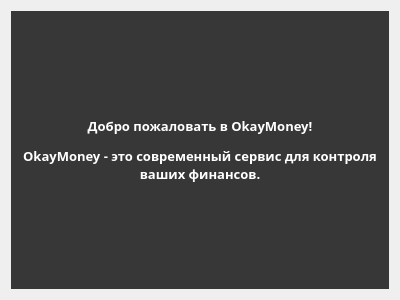
Qt form ui/widgets/greeting.ui (Protocs/OkayMoney) before a commit.
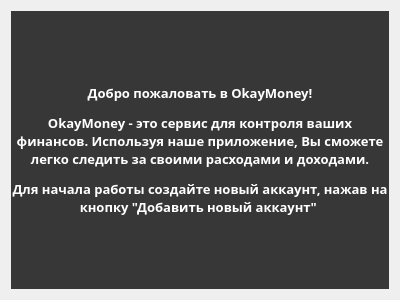
The same form after that commit.

Commit message: Добавил текст приветствия.

```diff
--- a/ui/widgets/greeting.ui
+++ b/ui/widgets/greeting.ui
@@ -28,7 +28,7 @@
 color: white;</string>
      </property>
      <property name="text">
-      <string>&lt;html&gt;&lt;head/&gt;&lt;body&gt;&lt;p&gt;&lt;span style=&quot; font-size:10pt;&quot;&gt;Добро пожаловать в &lt;/span&gt;&lt;span style=&quot; font-size:10pt; font-weight:600;&quot;&gt;OkayMoney&lt;/span&gt;&lt;span style=&quot; font-size:10pt;&quot;&gt;!&lt;/span&gt;&lt;/p&gt;&lt;p&gt;&lt;span style=&quot; font-size:10pt;&quot;&gt;OkayMoney - это современный сервис для контроля ваших финансов.&lt;/span&gt;&lt;/p&gt;&lt;/body&gt;&lt;/html&gt;</string>
+      <string>&lt;html&gt;&lt;head/&gt;&lt;body&gt;&lt;p&gt;&lt;span style=&quot; font-size:10pt;&quot;&gt;Добро пожаловать в OkayMoney!&lt;/span&gt;&lt;/p&gt;&lt;p&gt;&lt;span style=&quot; font-size:10pt;&quot;&gt;OkayMoney - это сервис для контроля ваших финансов. Используя наше приложение, Вы сможете легко следить за своими расходами и доходами.&lt;/span&gt;&lt;/p&gt;&lt;p&gt;&lt;span style=&quot; font-size:10pt;&quot;&gt;Для начала работы создайте новый аккаунт, нажав на кнопку &amp;quot;Добавить новый аккаунт&amp;quot; &lt;/span&gt;&lt;/p&gt;&lt;/body&gt;&lt;/html&gt;</string>
      </property>
      <property name="alignment">
       <set>Qt::AlignCenter</set>
```
